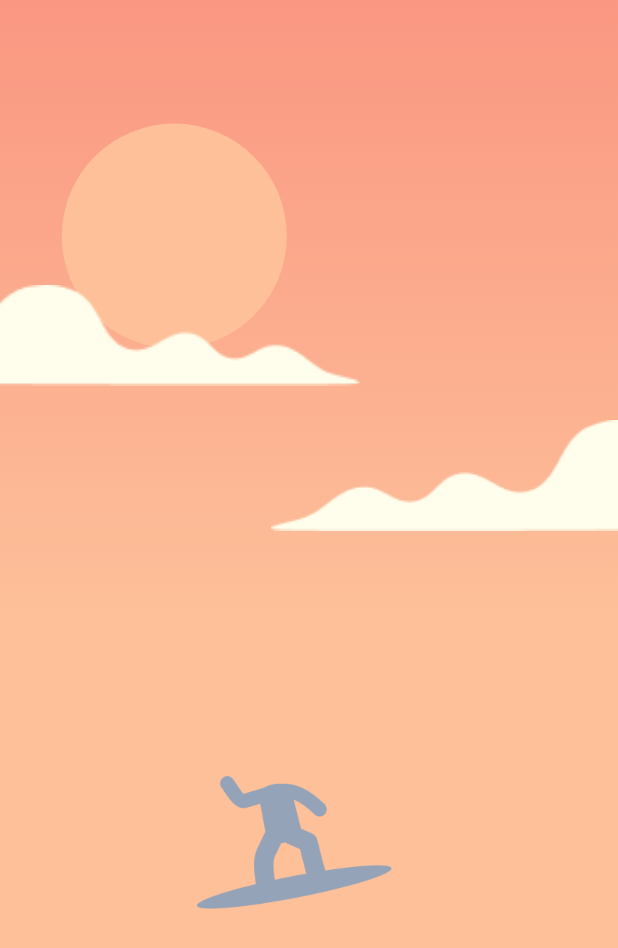
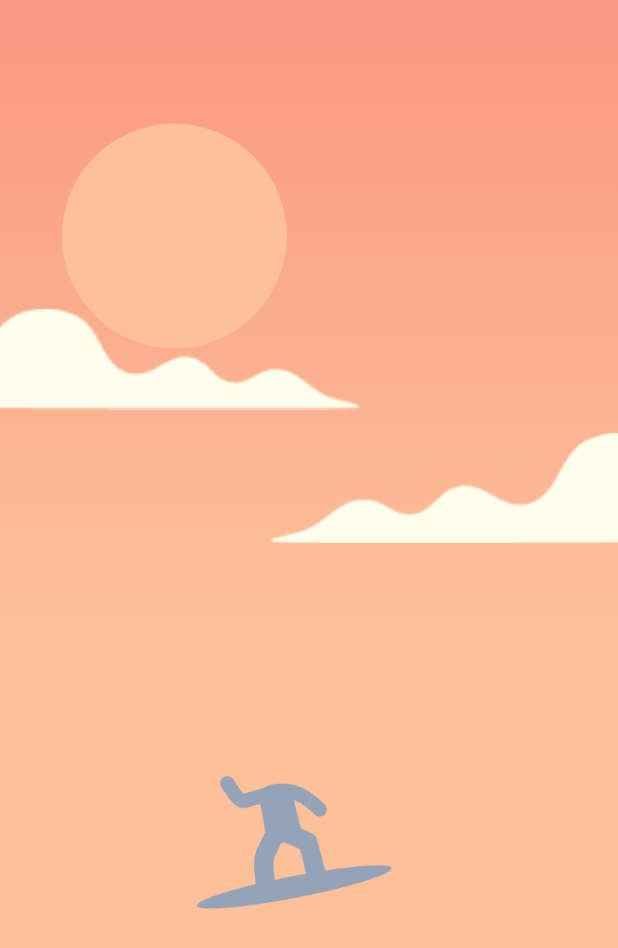
Before and after one commit to guitoof/flutter-zen-breath, a Flutter app: the screen it shows after launch, on a phone screen of 412 x 824 dp. Shown: the top 948 px of the screen. Run offline on Flutter 3.47's test engine with Material 2 defaults, Android fonts, the phone set to English and light mode, and no system bars.

Commit message:
:lipstick: (Clouds) Use MediaQuery to position clouds

```diff
--- a/lib/scene/clouds.dart
+++ b/lib/scene/clouds.dart
@@ -3,23 +3,30 @@ import 'package:flutter/material.dart';
 class Clouds extends StatelessWidget {
   @override
   Widget build(BuildContext context) {
+    final cloud1Position =
+        Offset(-30, MediaQuery.of(context).size.height * 0.25);
+    final cloud1Scale = 0.7;
+    final cloud2Position =
+        Offset(-70, MediaQuery.of(context).size.height * 0.35);
+    final cloud2Scale = 0.8;
+
     return Stack(
       children: [
         Positioned(
           child: Image.asset(
             'assets/images/cloud_1.png',
-            scale: 0.7,
+            scale: cloud1Scale,
           ),
-          top: 190,
-          left: -30,
+          top: cloud1Position.dy,
+          left: cloud1Position.dx,
         ),
         Positioned(
           child: Image.asset(
             'assets/images/cloud_2.png',
-            scale: 0.8,
+            scale: cloud2Scale,
           ),
-          top: 280,
-          right: -70,
+          top: cloud2Position.dy,
+          right: cloud2Position.dx,
         ),
       ],
     );
```
